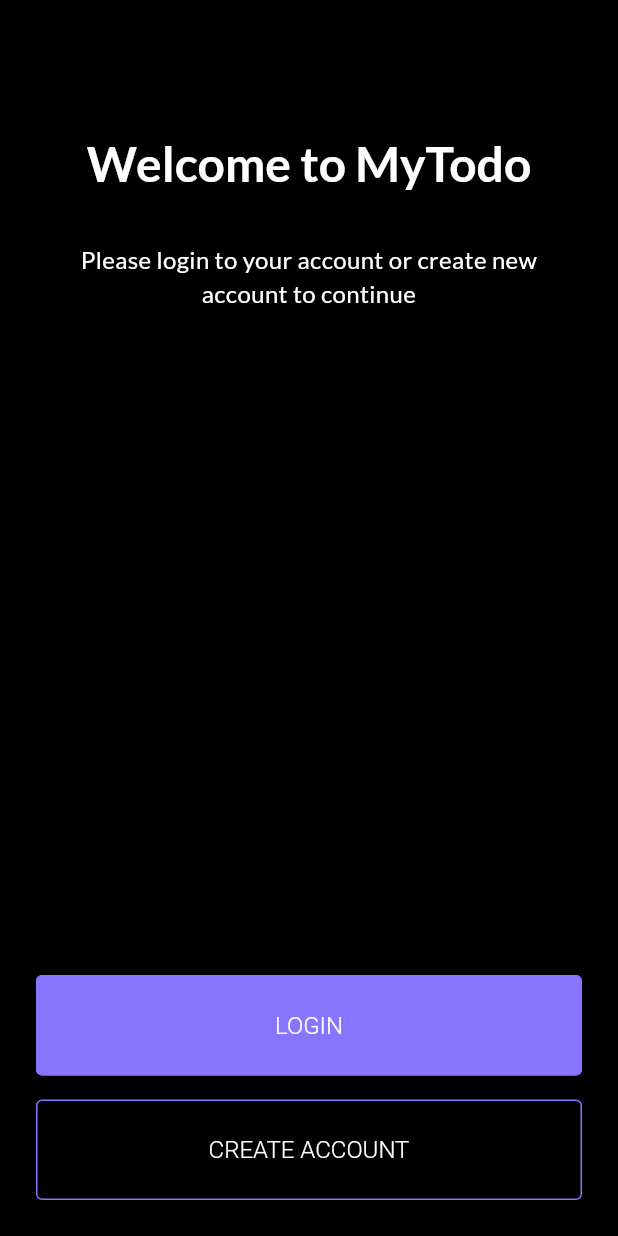
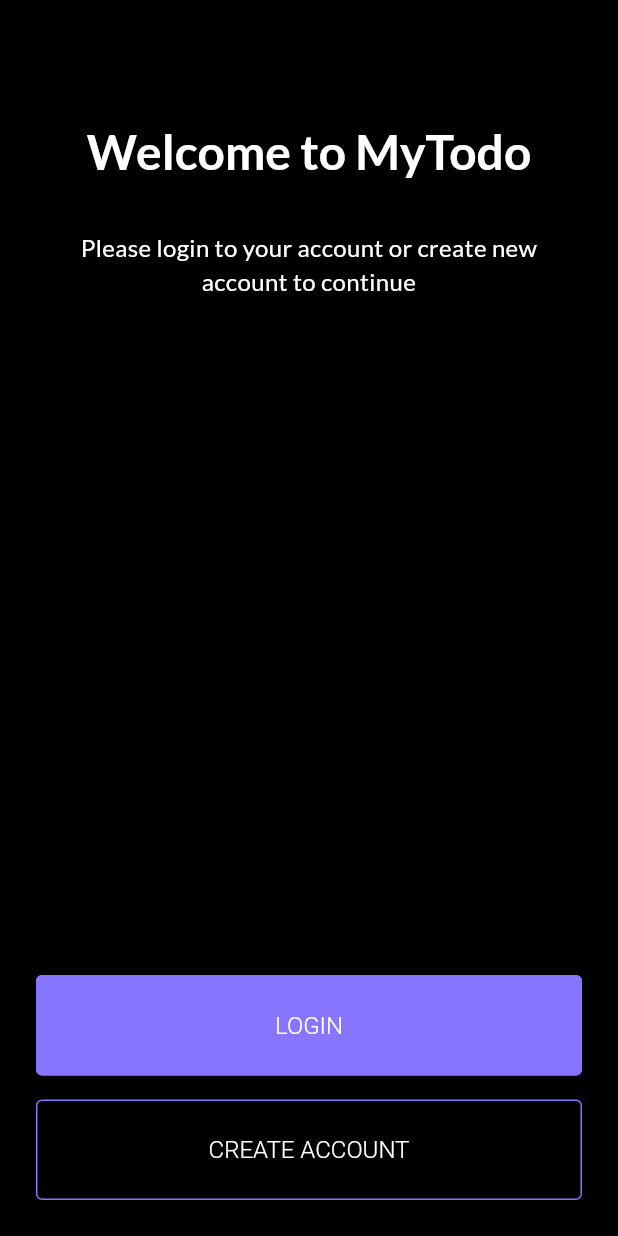
Before and after one commit to terfiel-22/todo_app, a Flutter app: the StartScreen screen opened by its route, on a phone screen of 412 x 824 dp. Run offline on Flutter 3.47's test engine with Material 3 defaults, Android fonts, the phone set to English and light mode, and no system bars; our stand-ins replace go_router, smooth_page_indicator.

Commit message:
Add auth pages

```diff
--- a/lib/core/widgets/page_container/page_container.dart
+++ b/lib/core/widgets/page_container/page_container.dart
@@ -1,5 +1,6 @@
 import 'package:flutter/material.dart';
 import 'package:todo_app/core/constants/custom_sizes.dart';
+import 'package:todo_app/core/utils/device/device_utility.dart';
 
 class PageContainer extends StatelessWidget {
   final Widget child;
@@ -7,7 +8,9 @@ class PageContainer extends StatelessWidget {
 
   @override
   Widget build(BuildContext context) {
-    return Padding(
+    return Container(
+      width: DeviceUtility.screenWidth(context),
+      height: DeviceUtility.screenHeight(context),
       padding: const EdgeInsets.all(CustomSizes.defaultSpace),
       child: child,
     );
--- a/lib/features/auth/screens/start_screen.dart
+++ b/lib/features/auth/screens/start_screen.dart
@@ -14,10 +14,9 @@ class StartScreen extends StatelessWidget {
           mainAxisAlignment: MainAxisAlignment.spaceBetween,
           children: [
             Expanded(
-              child: Container(
-                width: double.infinity,
+              child: Padding(
                 padding: EdgeInsetsGeometry.symmetric(
-                  vertical: CustomSizes.xxl,
+                  vertical: CustomSizes.appBarHeight,
                 ),
                 child: Column(
                   crossAxisAlignment: CrossAxisAlignment.center,
```
Also changed, not shown: lib/features/auth/screens/login_screen.dart (added, +11 -0 lines), lib/features/auth/screens/registration_screen.dart (added, +11 -0 lines).
